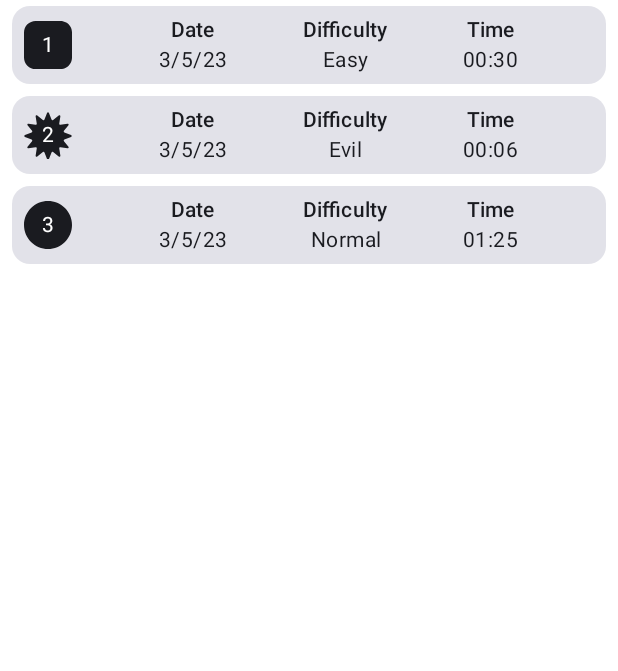
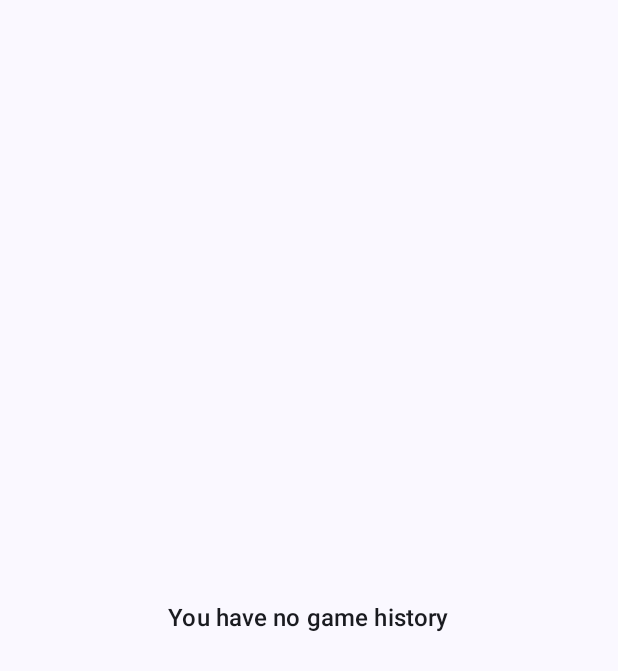
Before and after one commit to kafri8889/Saku-Compose-Sudoku, an Android app built with Jetpack Compose: the composable ScoreScreen shown on its own in the app's theme, on a phone screen of 412 x 824 dp. Shown: the top 671 px of the screen. Run offline under Robolectric (Android 15) with nearby library versions, the phone set to English and light mode, and no system bars; our stand-ins replace Dagger/Hilt's generated code; 1 statement that could not run was skipped.

Commit message:
UI update

```diff
--- a/app/src/main/java/com/anafthdev/saku/ui/score/ScoreScreen.kt
+++ b/app/src/main/java/com/anafthdev/saku/ui/score/ScoreScreen.kt
@@ -1,14 +1,21 @@
 package com.anafthdev.saku.ui.score
 
+import androidx.compose.foundation.layout.Box
 import androidx.compose.foundation.layout.fillMaxSize
 import androidx.compose.foundation.layout.padding
 import androidx.compose.foundation.layout.systemBarsPadding
 import androidx.compose.foundation.lazy.LazyColumn
 import androidx.compose.foundation.lazy.itemsIndexed
+import androidx.compose.material3.MaterialTheme
+import androidx.compose.material3.Text
 import androidx.compose.runtime.Composable
+import androidx.compose.ui.Alignment
 import androidx.compose.ui.Modifier
+import androidx.compose.ui.res.stringResource
+import androidx.compose.ui.text.font.FontWeight
 import androidx.compose.ui.unit.dp
 import androidx.navigation.NavController
+import com.anafthdev.saku.R
 import com.anafthdev.saku.data.local.database.ScoreDataProvider
 import com.anafthdev.saku.uicomponent.ScoreItem
 
@@ -18,6 +25,20 @@ fun ScoreScreen(
 	navController: NavController
 ) {
 
+	if (viewModel.scores.isEmpty()) {
+		Box(
+			contentAlignment = Alignment.Center,
+			modifier = Modifier
+				.fillMaxSize()
+		) {
+			Text(
+				text = stringResource(R.string.you_have_no_game_history),
+				style = MaterialTheme.typography.titleMedium.copy(
+					fontWeight = FontWeight.Medium
+				)
+			)
+		}
+	} else {
 		LazyColumn(
 			modifier = Modifier
 				.fillMaxSize()
@@ -37,3 +58,4 @@ fun ScoreScreen(
 			}
 		}
 	}
+}
--- a/app/src/main/res/values/strings.xml
+++ b/app/src/main/res/values/strings.xml
@@ -18,4 +18,5 @@
     <string name="date">Date</string>
     <string name="time">Time</string>
     <string name="difficulty">Difficulty</string>
+    <string name="you_have_no_game_history">You have no game history</string>
 </resources>
```
Lines whose indentation alone changed are shown as unchanged.
